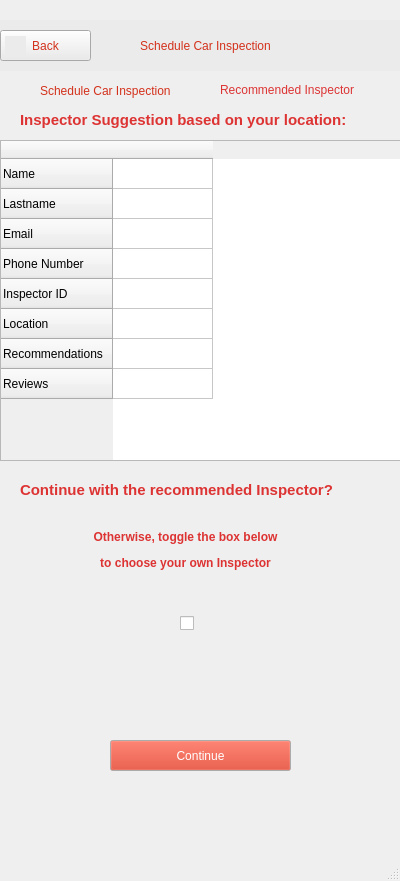
Before: the Qt Designer form src/ui/qt_ui/car_inspection_2.ui in st1069364/CarBazaar, drawn with Qt 5.
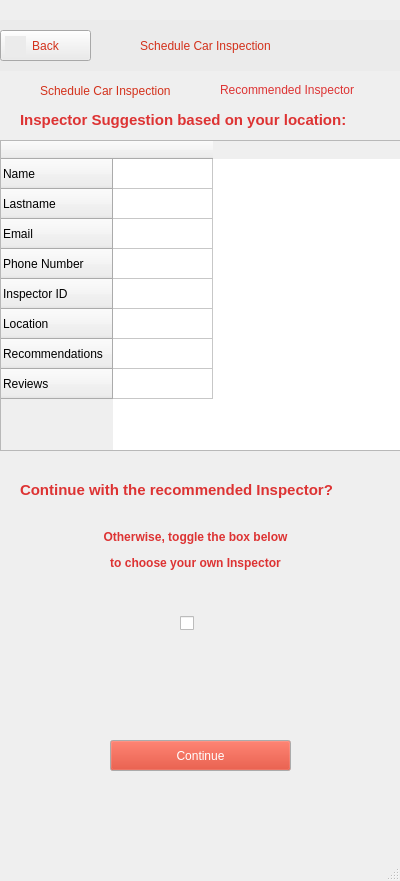
After: the same form once the commit is applied. Icons and pictures are not drawn.

Commit message: Minor modification on .ui file of screen #2 of use case 'Schedule Car Inspection'

```diff
--- a/src/ui/qt_ui/car_inspection_2.ui
+++ b/src/ui/qt_ui/car_inspection_2.ui
@@ -60,7 +60,7 @@
    <widget class="QLabel" name="label_8">
     <property name="geometry">
      <rect>
-      <x>50</x>
+      <x>60</x>
       <y>520</y>
       <width>271</width>
       <height>61</height>
@@ -357,7 +357,7 @@
       <x>0</x>
       <y>140</y>
       <width>401</width>
-      <height>321</height>
+      <height>311</height>
      </rect>
     </property>
     <row>
```
Left out of the diff: 2 changed lines with no effect on the pictures.
